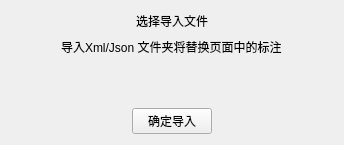
Qt form module/importdialog.ui (chenwuwen/ImageLabelSpirit) before a commit.
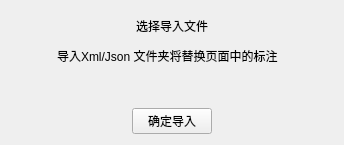
The same form after that commit.

```diff
--- a/module/importdialog.ui
+++ b/module/importdialog.ui
@@ -13,7 +13,7 @@
   <property name="windowTitle">
    <string>Form</string>
   </property>
-  <layout class="QGridLayout" name="gridLayout" rowstretch="0,0,0,2">
+  <layout class="QGridLayout" name="gridLayout" rowstretch="2,0,1,4">
    <property name="verticalSpacing">
     <number>6</number>
    </property>
@@ -55,7 +55,7 @@
     </layout>
    </item>
    <item row="1" column="0">
-    <layout class="QHBoxLayout" name="horizontalLayout_4" stretch="2,10,1">
+    <layout class="QHBoxLayout" name="horizontalLayout_4" stretch="2,10,2">
      <property name="spacing">
       <number>0</number>
      </property>
@@ -98,7 +98,7 @@
     </layout>
    </item>
    <item row="2" column="0">
-    <layout class="QHBoxLayout" name="horizontalLayout_2" stretch="2,10,1">
+    <layout class="QHBoxLayout" name="horizontalLayout_2" stretch="2,10,2">
      <property name="spacing">
       <number>0</number>
      </property>
@@ -145,6 +145,9 @@
    </item>
    <item row="3" column="0">
     <layout class="QHBoxLayout" name="horizontalLayout_3">
+     <property name="topMargin">
+      <number>10</number>
+     </property>
      <item>
       <spacer name="horizontalSpacer_2">
        <property name="orientation">
```
